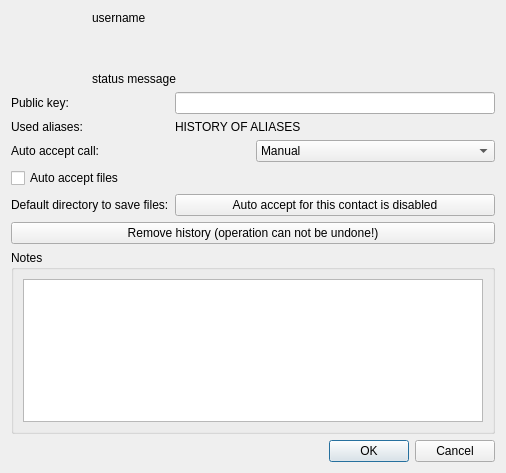
First picture: the form in src/widget/about/aboutuser.ui, repository qTox/qTox, before the edit.
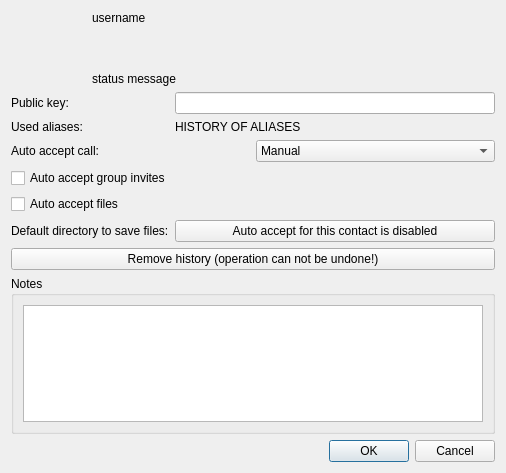
Second picture: the form after the edit. Icons and pictures are not drawn.

Commit message:
feat(groups): add option to automatically accept groupchat invites
Allows to accept group chat invites from select contacts automatically.

fix #1197

Patch:
```diff
--- a/src/widget/about/aboutuser.ui
+++ b/src/widget/about/aboutuser.ui
@@ -218,6 +218,16 @@
        </item>
       </layout>
      </item>
+     <item row="4" column="0" colspan="2">
+      <widget class="QCheckBox" name="autogroupinvite">
+       <property name="accessibleDescription">
+        <string>Automatically accept group chat invitations from this contact if set.</string>
+       </property>
+       <property name="text">
+        <string>Auto accept group invites</string>
+       </property>
+      </widget>
+     </item>
     </layout>
    </item>
    <item>
```
The commit also changes 6 other files.
